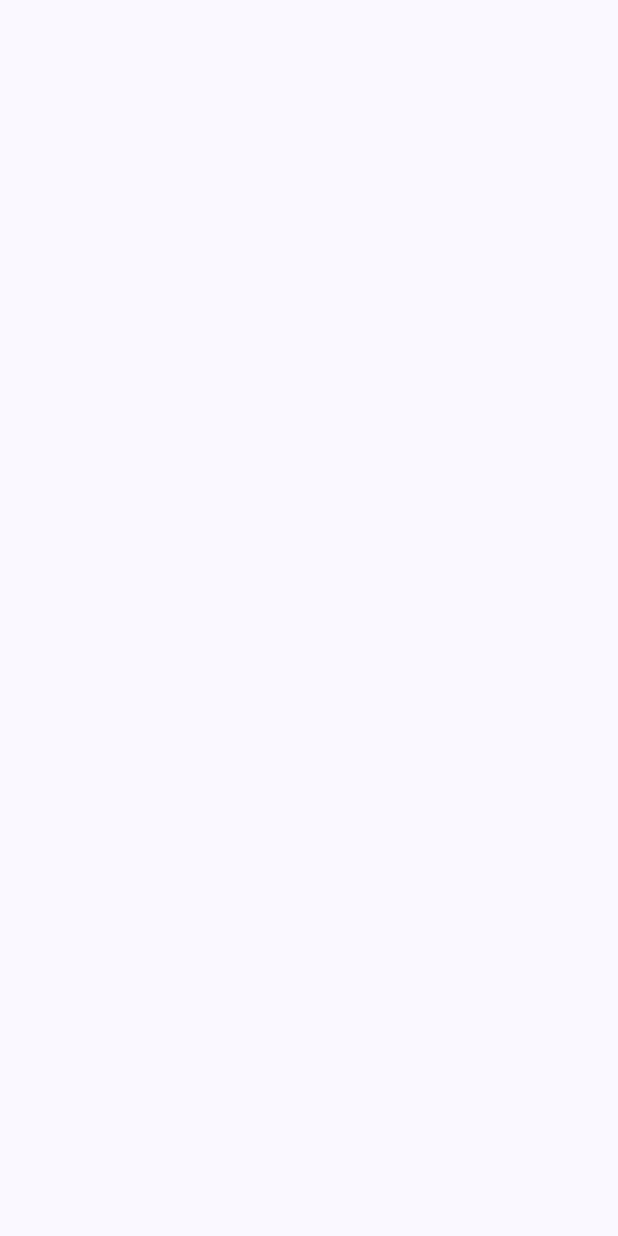
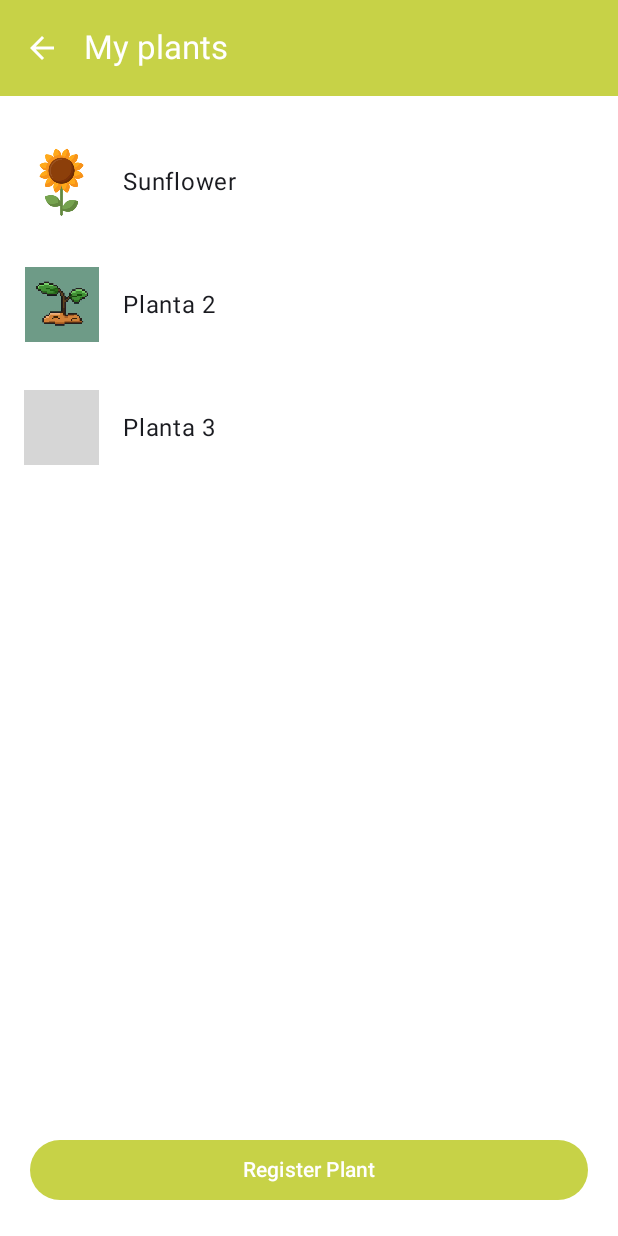
Before and after one commit to Chocolatamargo2607/UD.PPC.MyPlantSitter, an Android app built with Jetpack Compose: the screenMyPlants screen opened through its navigation route, on a phone screen of 412 x 824 dp. Before the commit the screen is empty. Run offline under Robolectric (Android 15) with nearby library versions, the phone set to English and light mode, and no system bars; grey boxes are pictures that could not be loaded.

Commit message:
:sparkles: Adding View (screenMyPlants)

```diff
--- a/app/src/main/java/com/udppcmyplantsitter/view/screenMyPlants.kt
+++ b/app/src/main/java/com/udppcmyplantsitter/view/screenMyPlants.kt
@@ -1,7 +1,112 @@
 package com.udppcmyplantsitter.view
 
+import androidx.compose.foundation.Image
+import androidx.compose.foundation.background
+import androidx.compose.foundation.clickable
 import androidx.compose.runtime.Composable
 import androidx.navigation.NavController
+
+import androidx.compose.foundation.layout.*
+import androidx.compose.foundation.lazy.LazyColumn
+import androidx.compose.foundation.lazy.items
+import androidx.compose.material.icons.Icons
+import androidx.compose.material.icons.filled.ArrowBack
+import androidx.compose.material3.Button
+import androidx.compose.material3.ButtonDefaults
+import androidx.compose.material3.ExperimentalMaterial3Api
+import androidx.compose.material3.Icon
+import androidx.compose.material3.IconButton
+import androidx.compose.material3.Text
+import androidx.compose.material3.TopAppBar
+import androidx.compose.material3.TopAppBarDefaults
+import androidx.compose.ui.Alignment
+import androidx.compose.ui.Modifier
+import androidx.compose.ui.graphics.Color
+import androidx.compose.ui.platform.LocalContext
+import androidx.compose.ui.res.painterResource
+import androidx.compose.ui.tooling.preview.Preview
+import androidx.compose.ui.unit.dp
+import com.example.udppcmyplantsitter.ui.theme.MainColor
+import com.example.udppcmyplantsitter.viewModel.appNavegation.appScreens
+import com.example.udppcmyplantsitter.R
+
+@OptIn(ExperimentalMaterial3Api::class)
 @Composable
-fun screenMyPlants (navController: NavController) {
+fun screenMyPlants(navController: NavController) {
+    Column(
+        modifier = Modifier
+            .fillMaxSize()
+            .background(Color.White),
+        verticalArrangement = Arrangement.spacedBy(16.dp)
+    ){
+        TopAppBar (
+            title = { Text(text = "My plants") },
+            colors = TopAppBarDefaults.topAppBarColors(
+                MainColor,
+                titleContentColor = Color.White
+            ),
+            navigationIcon = {
+                IconButton(onClick ={ navController.navigate(route = appScreens.screenWelcome.router)}) {
+                    Icon(
+                        imageVector = Icons.Default.ArrowBack,
+                        contentDescription = null,
+                        tint = Color.White
+                    )
+
+                }
+            }
+        )
+        PlantList(navController)
+        Spacer(modifier = Modifier.weight(1f))
+        RegisterButton(navController)
+    }
 }
+
+@Composable
+fun PlantList(navController: NavController) {
+    //lista de plantas con su imagen
+    val plantItems = listOf(
+        PlantItem("Sunflower", R.drawable.sunflower),
+        PlantItem("Planta 2", R.drawable.plantexample),
+        PlantItem("Planta 3", R.drawable.iconplant)
+    )
+    LazyColumn(modifier = Modifier.background(Color.White)
+    ){
+        items(plantItems) { plant ->
+            Row(
+                modifier = Modifier
+                    .fillMaxWidth()
+                    .padding(16.dp)
+                    .clickable { navController.navigate("Detalle/${plant.name}") },
+                verticalAlignment = Alignment.CenterVertically
+            ) {
+        Image(
+            painter = painterResource(id = plant.imageResId),
+            contentDescription = null, // descripcion de la planta
+            modifier = Modifier.size(50.dp)
+        )
+        Text(text = plant.name, modifier = Modifier.padding(start = 16.dp))
+    }
+        }
+    }
+}
+
+data class PlantItem(val name: String, val imageResId: Int)
+@Composable
+fun RegisterButton(navController: NavController) {
+    Button(
+        onClick = {navController.navigate("/*logica boton*/")},
+        modifier = Modifier
+            .padding(20.dp)
+            .fillMaxWidth(),
+        colors = ButtonDefaults.buttonColors(MainColor)
+    ) {
+        Text(text = "Register Plant")
+    }
+}
+
+@Preview
+@Composable
+fun PreviewMainScreen() {
+    screenMyPlants(NavController(LocalContext.current))
+}
--- a/app/src/main/java/com/udppcmyplantsitter/view/screenRegister.kt
+++ b/app/src/main/java/com/udppcmyplantsitter/view/screenRegister.kt
@@ -83,7 +83,7 @@ fun screenRegister(navController: NavController){
                 nameUser = it
             },
             label = {
-                Text(text = "Name User", color = Color.White)
+                Text(text = "Username", color = Color.White)
             },
             colors = TextFieldDefaults.textFieldColors(
                 containerColor = SecondColor,
```
Also changed, not shown: app/src/main/java/com/udppcmyplantsitter/view/screenAccount.kt (+4 -4 lines), app/src/main/res/drawable/sunflower.png (added).
